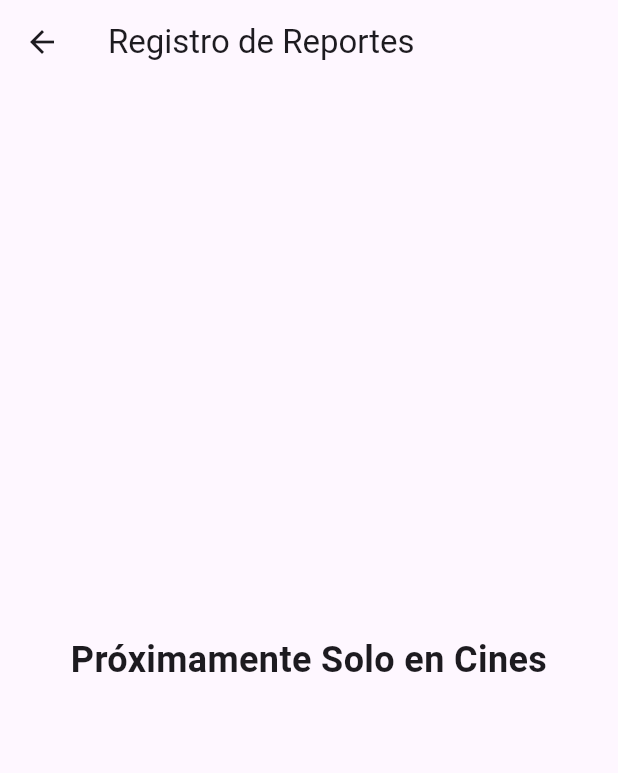
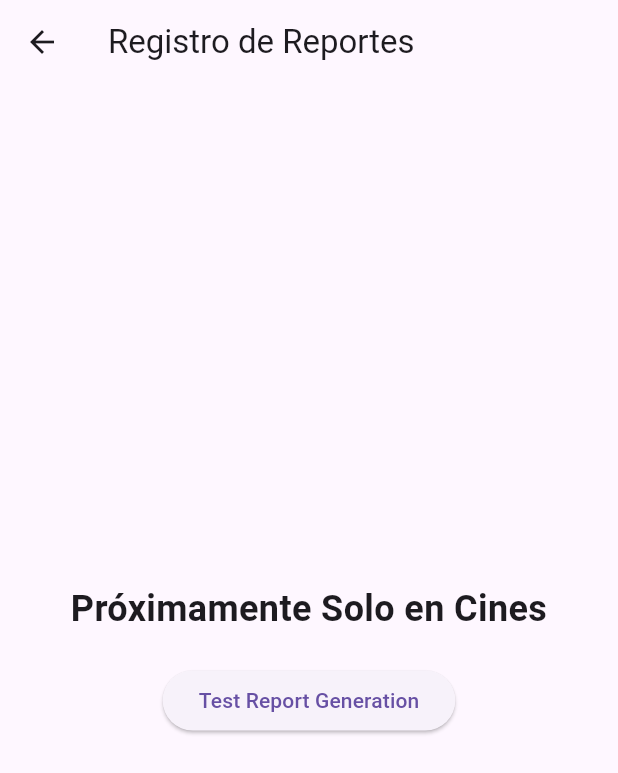
Before and after one commit to jgzalez/GrupoRamosLearningFactory, a Flutter app: the ReportsRegistrationForm screen opened directly, on a phone screen of 412 x 824 dp. Shown: the top 773 px of the screen. Run offline on Flutter 3.47's test engine with Material 3 defaults, Android fonts, the phone set to English and light mode, and no system bars; our stand-ins replace cloud_firestore, csv, file_picker, firebase_auth, firebase_core, firebase_storage; accounts and stored records are empty; network calls fail.

Commit message:
JSON COMPLETE

```diff
--- a/cors.json
+++ b/cors.json
@@ -1,5 +1,5 @@
 [{
-    "origin": ["http://localhost:55804"],
+    "origin": ["*"],
     "method": ["GET", "POST", "PUT", "DELETE", "OPTIONS"],
     "maxAgeSeconds": 3600
 }]
--- a/lib/Vistas/Componentes/Pantallas/ReportsRegistrationForm.dart
+++ b/lib/Vistas/Componentes/Pantallas/ReportsRegistrationForm.dart
@@ -1,4 +1,7 @@
+import 'dart:convert';
+
 import 'package:flutter/material.dart';
+import 'package:frontend/Controladores/createEstablishmentReport.dart';
 import 'package:frontend/Modelos/Reports.dart';
 
 class ReportsRegistrationForm extends StatefulWidget {
@@ -13,6 +16,21 @@ class ReportsRegistrationForm extends StatefulWidget {
 }
 
 class _ReportsRegistrationFormState extends State<ReportsRegistrationForm> {
+  // Test function for generating a report
+  void testCreateReport() async {
+    try {
+      String testEstablishmentId =
+          "establecimientos01"; // Replace with an actual ID
+      Map<String, dynamic> report =
+          await createEstablishmentReport(testEstablishmentId);
+      String jsonString = json.encode(report);
+      print("Report generated: $jsonString");
+      print("Report generated: $report");
+    } catch (e) {
+      print("Error testing report generation: $e");
+    }
+  }
+
   @override
   Widget build(BuildContext context) {
     return Scaffold(
@@ -20,10 +38,20 @@ class _ReportsRegistrationFormState extends State<ReportsRegistrationForm> {
         title: Text('Registro de Reportes'),
       ),
       body: Center(
-        child: Text(
-          "Próximamente Solo en Cines",
-          style: TextStyle(fontSize: 24, fontWeight: FontWeight.bold),
-          textAlign: TextAlign.center,
+        child: Column(
+          mainAxisAlignment: MainAxisAlignment.center,
+          children: [
+            Text(
+              "Próximamente Solo en Cines",
+              style: TextStyle(fontSize: 24, fontWeight: FontWeight.bold),
+              textAlign: TextAlign.center,
+            ),
+            SizedBox(height: 20),
+            ElevatedButton(
+              onPressed: testCreateReport,
+              child: Text('Test Report Generation'),
+            ),
+          ],
         ),
       ),
     );
--- a/pubspec.yaml
+++ b/pubspec.yaml
@@ -42,7 +42,7 @@ dependencies:
   # The following adds the Cupertino Icons font to your application.
   # Use with the CupertinoIcons class for iOS style icons.
   cupertino_icons: ^1.0.2
-  firebase_storage: ^11.5.6
+  firebase_storage: ^11.6.0
 
 dev_dependencies:
   flutter_test:
@@ -53,7 +53,7 @@ dev_dependencies:
   # activated in the `analysis_options.yaml` file located at the root of your
   # package. See that file for information about deactivating specific lint
   # rules and activating additional ones.
-  flutter_lints: ^2.0.0
+  flutter_lints: ^3.0.1
 
 # For information on the generic Dart part of this file, see the
 # following page: https://dart.dev/tools/pub/pubspec
```
Also changed, not shown: lib/Controladores/createEstablishmentReport.dart (+35 -17 lines), pubspec.lock.
